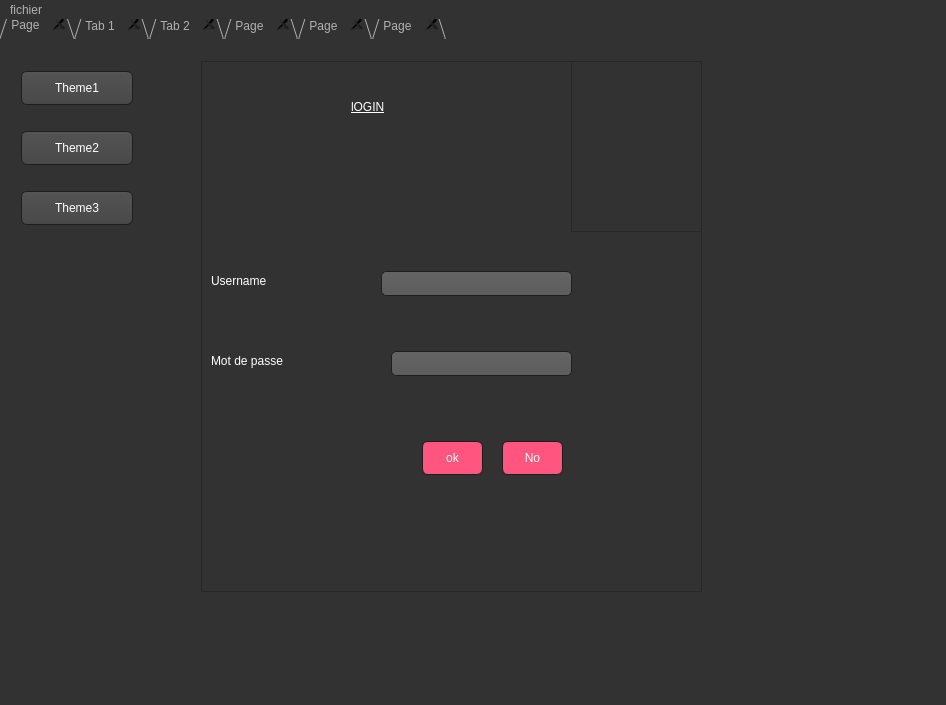
The window that mainwindow.ui (saadallahchaima/visse-visse_2A9) describes before a commit, drawn with Qt 5.
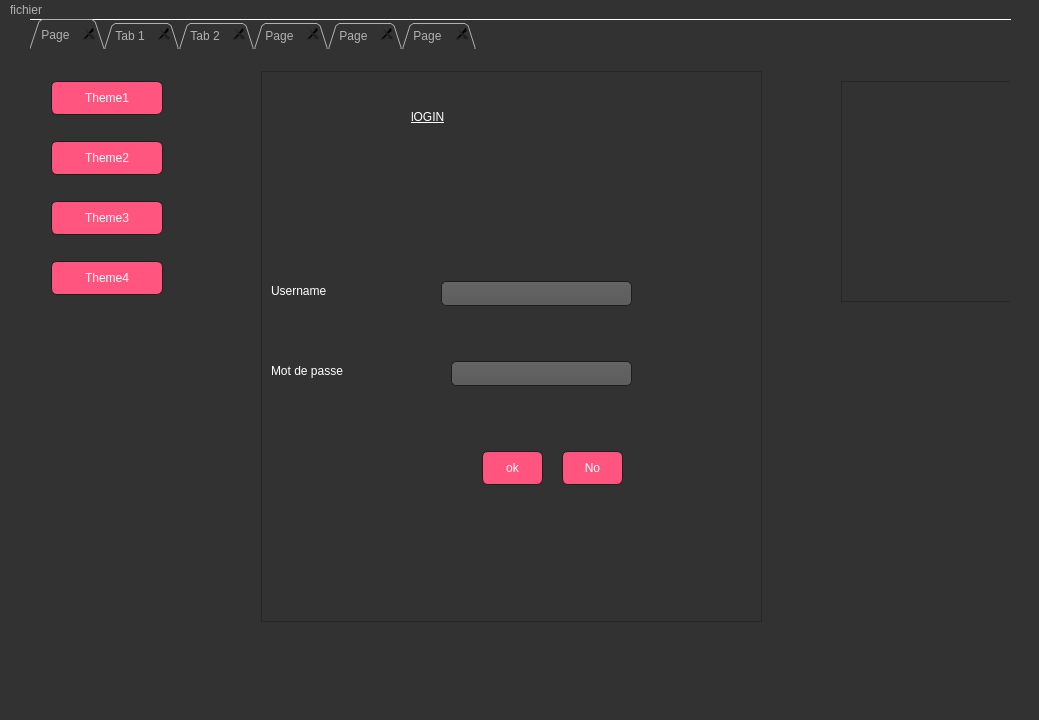
The same window after the commit. Icons and pictures are not drawn.

What changed in the file:
```diff
--- a/mainwindow.ui
+++ b/mainwindow.ui
@@ -6,8 +6,8 @@
    <rect>
     <x>0</x>
     <y>0</y>
-    <width>946</width>
-    <height>705</height>
+    <width>1039</width>
+    <height>720</height>
    </rect>
   </property>
   <property name="windowTitle">
@@ -479,10 +479,10 @@
    <widget class="QTabWidget" name="tabWidget">
     <property name="geometry">
      <rect>
-      <x>0</x>
-      <y>-10</y>
-      <width>931</width>
-      <height>651</height>
+      <x>30</x>
+      <y>0</y>
+      <width>981</width>
+      <height>661</height>
      </rect>
     </property>
     <property name="mouseTracking">
@@ -529,10 +529,10 @@
      <widget class="QFrame" name="frame_3">
       <property name="geometry">
        <rect>
-        <x>200</x>
+        <x>230</x>
         <y>20</y>
         <width>501</width>
-        <height>531</height>
+        <height>551</height>
        </rect>
       </property>
       <property name="styleSheet">
@@ -651,25 +651,6 @@
         <string>No</string>
        </property>
       </widget>
-      <widget class="QFrame" name="frame_7">
-       <property name="geometry">
-        <rect>
-         <x>370</x>
-         <y>0</y>
-         <width>131</width>
-         <height>171</height>
-        </rect>
-       </property>
-       <property name="styleSheet">
-        <string notr="true">image: url(:/img/employe.png);</string>
-       </property>
-       <property name="frameShape">
-        <enum>QFrame::StyledPanel</enum>
-       </property>
-       <property name="frameShadow">
-        <enum>QFrame::Raised</enum>
-       </property>
-      </widget>
      </widget>
      <widget class="QPushButton" name="pushButton_11">
       <property name="geometry">
@@ -680,6 +661,9 @@
         <height>34</height>
        </rect>
       </property>
+      <property name="styleSheet">
+       <string notr="true">background-color: rgb(255, 85, 127);</string>
+      </property>
       <property name="text">
        <string>Theme1</string>
       </property>
@@ -693,6 +677,9 @@
         <height>34</height>
        </rect>
       </property>
+      <property name="styleSheet">
+       <string notr="true">background-color: rgb(255, 85, 127);</string>
+      </property>
       <property name="text">
        <string>Theme2</string>
       </property>
@@ -706,10 +693,61 @@
         <height>34</height>
        </rect>
       </property>
+      <property name="styleSheet">
+       <string notr="true">background-color: rgb(255, 85, 127);</string>
+      </property>
       <property name="text">
        <string>Theme3</string>
       </property>
      </widget>
+     <widget class="QPushButton" name="pushButton_14">
+      <property name="geometry">
+       <rect>
+        <x>20</x>
+        <y>210</y>
+        <width>112</width>
+        <height>34</height>
+       </rect>
+      </property>
+      <property name="styleSheet">
+       <string notr="true">background-color: rgb(255, 85, 127);</string>
+      </property>
+      <property name="text">
+       <string>Theme4</string>
+      </property>
+     </widget>
+     <widget class="QLabel" name="animation">
+      <property name="geometry">
+       <rect>
+        <x>810</x>
+        <y>290</y>
+        <width>191</width>
+        <height>181</height>
+       </rect>
+      </property>
+      <property name="text">
+       <string/>
+      </property>
+     </widget>
+     <widget class="QFrame" name="frame_7">
+      <property name="geometry">
+       <rect>
+        <x>810</x>
+        <y>30</y>
+        <width>171</width>
+        <height>221</height>
+       </rect>
+      </property>
+      <property name="styleSheet">
+       <string notr="true">image: url(:/img/images (1).png);</string>
+      </property>
+      <property name="frameShape">
+       <enum>QFrame::StyledPanel</enum>
+      </property>
+      <property name="frameShadow">
+       <enum>QFrame::Raised</enum>
+      </property>
+     </widget>
     </widget>
     <widget class="QWidget" name="ajouter">
      <attribute name="title">
@@ -2374,7 +2412,7 @@
     <rect>
      <x>0</x>
      <y>0</y>
-     <width>946</width>
+     <width>1039</width>
      <height>30</height>
     </rect>
    </property>
```
Left out of the diff: 16 changed lines with no effect on the pictures.
